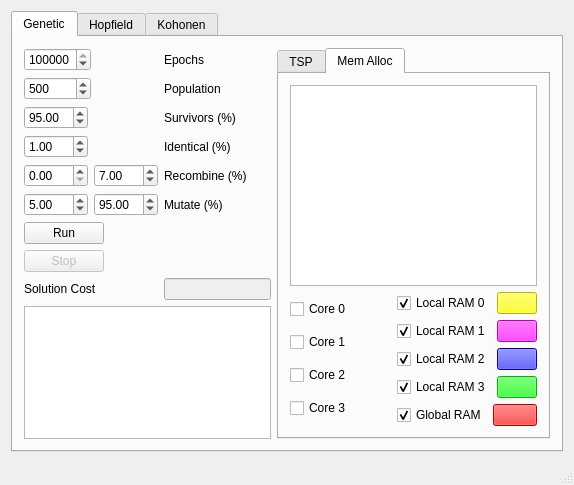
Before: the Qt Designer form src/mainwindow.ui in balsini/NeuroLab, drawn with Qt 5.
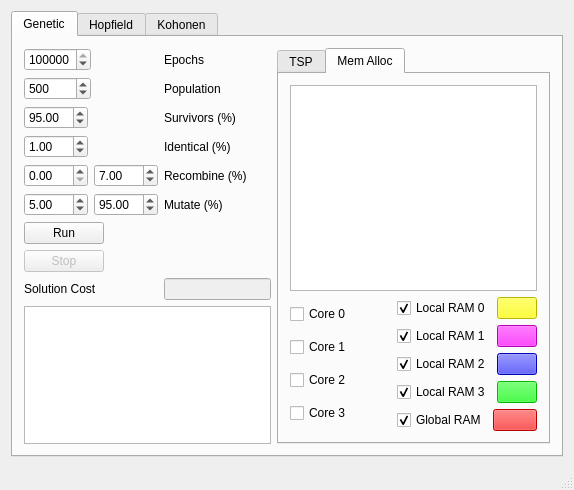
After: the same form once the commit is applied. The open tabs and pages were chosen to show the change. Custom widgets are drawn as their Qt base class.

Commit message: Added skeleton functionality to verify the positioning of each single label

```diff
--- a/src/mainwindow.ui
+++ b/src/mainwindow.ui
@@ -7,7 +7,7 @@
     <x>0</x>
     <y>0</y>
     <width>574</width>
-    <height>485</height>
+    <height>490</height>
    </rect>
   </property>
   <property name="windowTitle">
```
Left out of the diff: 4 changed lines with no effect on the pictures. The commit also changes 2 other files.
